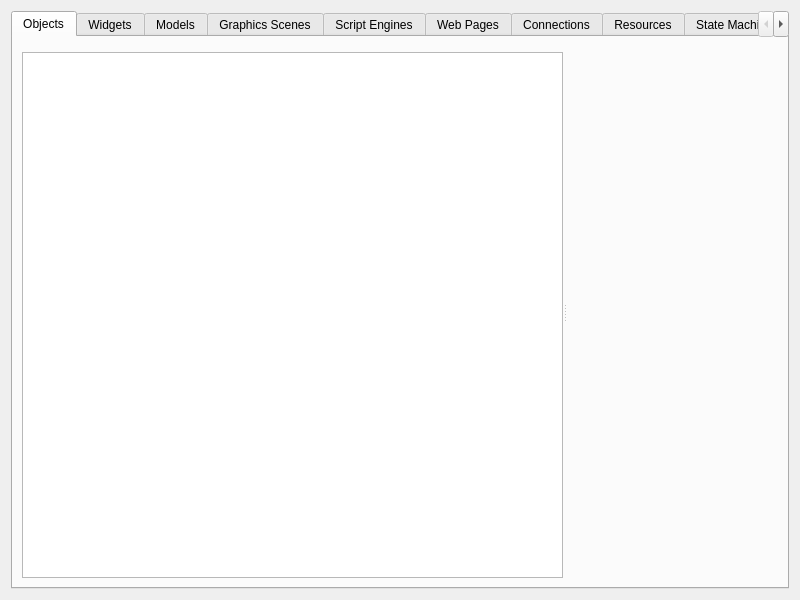
Old version of the form mainwindow.ui in the repository KDAB/GammaRay.
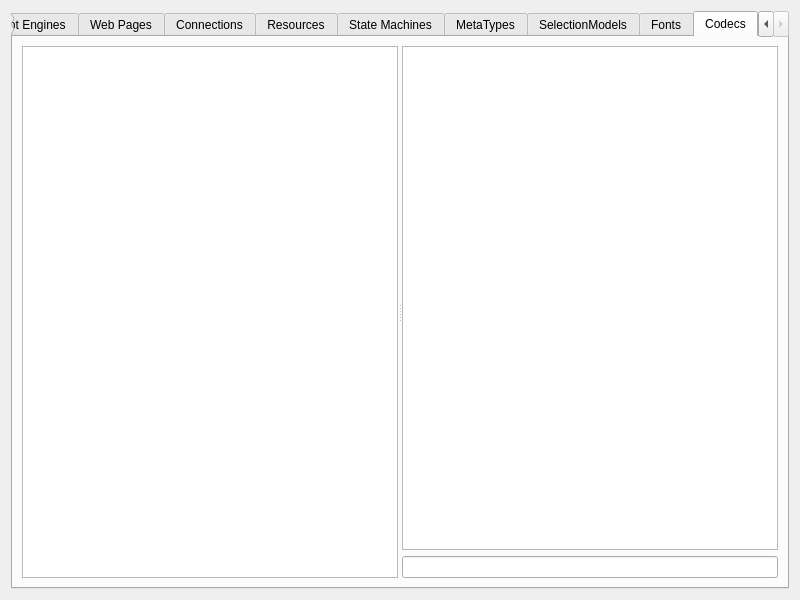
New version of the form. The open tabs and pages were chosen to show the change. Custom widgets are drawn as their Qt base class.

```diff
--- a/mainwindow.ui
+++ b/mainwindow.ui
@@ -362,6 +362,31 @@
        </item>
       </layout>
      </widget>
+     <widget class="QWidget" name="tab_12">
+      <attribute name="title">
+       <string>Codecs</string>
+      </attribute>
+      <layout class="QHBoxLayout" name="horizontalLayout_8">
+       <item>
+        <widget class="QSplitter" name="splitter_11">
+         <property name="orientation">
+          <enum>Qt::Horizontal</enum>
+         </property>
+         <widget class="QTreeView" name="codecList"/>
+         <widget class="QWidget" name="layoutWidget">
+          <layout class="QVBoxLayout" name="verticalLayout_16">
+           <item>
+            <widget class="QTableView" name="selectedCodecs"/>
+           </item>
+           <item>
+            <widget class="QLineEdit" name="codecText"/>
+           </item>
+          </layout>
+         </widget>
+        </widget>
+       </item>
+      </layout>
+     </widget>
     </widget>
    </item>
   </layout>
```
